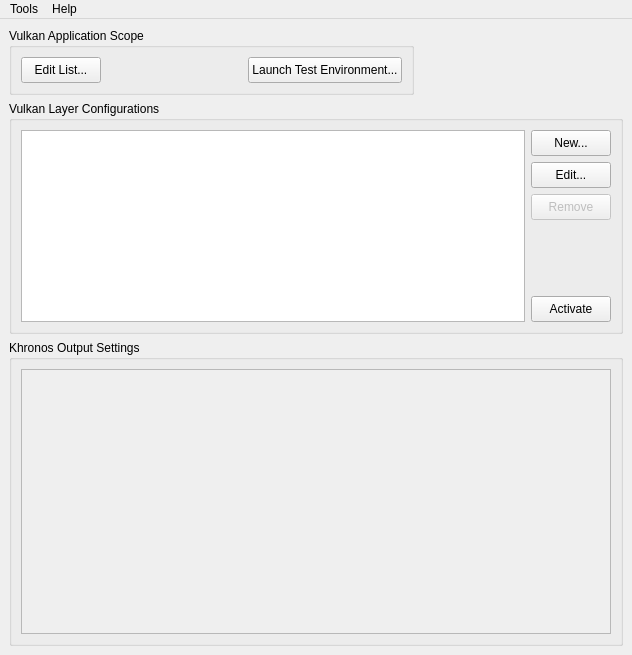
Above: vkconfig/mainwindow.ui from LunarG/VulkanTools before the change. Below: the same form after it.
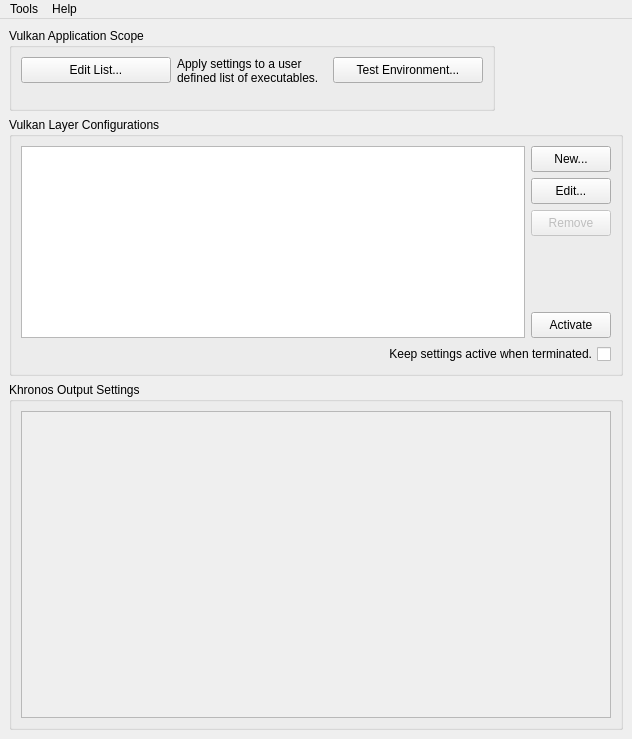
That is the form after the change. Icons and pictures are not drawn.

```diff
--- a/vkconfig/mainwindow.ui
+++ b/vkconfig/mainwindow.ui
@@ -7,7 +7,7 @@
     <x>0</x>
     <y>0</y>
     <width>632</width>
-    <height>655</height>
+    <height>739</height>
    </rect>
   </property>
   <property name="minimumSize">
@@ -64,44 +64,6 @@
          </property>
         </widget>
        </item>
-       <item row="1" column="1">
-        <widget class="QPushButton" name="pushButtonEdit">
-         <property name="minimumSize">
-          <size>
-           <width>76</width>
-           <height>26</height>
-          </size>
-         </property>
-         <property name="maximumSize">
-          <size>
-           <width>98</width>
-           <height>16777215</height>
-          </size>
-         </property>
-         <property name="text">
-          <string>Edit...</string>
-         </property>
-        </widget>
-       </item>
-       <item row="0" column="1">
-        <widget class="QPushButton" name="pushButtonNewProfile">
-         <property name="minimumSize">
-          <size>
-           <width>76</width>
-           <height>26</height>
-          </size>
-         </property>
-         <property name="maximumSize">
-          <size>
-           <width>98</width>
-           <height>16777215</height>
-          </size>
-         </property>
-         <property name="text">
-          <string>New...</string>
-         </property>
-        </widget>
-       </item>
        <item row="0" column="0" rowspan="5">
         <widget class="QListWidget" name="listWidgetProfiles">
          <property name="sizePolicy">
@@ -121,6 +83,25 @@
          </property>
         </widget>
        </item>
+       <item row="0" column="1">
+        <widget class="QPushButton" name="pushButtonNewProfile">
+         <property name="minimumSize">
+          <size>
+           <width>76</width>
+           <height>26</height>
+          </size>
+         </property>
+         <property name="maximumSize">
+          <size>
+           <width>98</width>
+           <height>16777215</height>
+          </size>
+         </property>
+         <property name="text">
+          <string>New...</string>
+         </property>
+        </widget>
+       </item>
        <item row="4" column="1">
         <widget class="QPushButton" name="pushButtonActivate">
          <property name="minimumSize">
@@ -140,6 +121,35 @@
          </property>
         </widget>
        </item>
+       <item row="1" column="1">
+        <widget class="QPushButton" name="pushButtonEdit">
+         <property name="minimumSize">
+          <size>
+           <width>76</width>
+           <height>26</height>
+          </size>
+         </property>
+         <property name="maximumSize">
+          <size>
+           <width>98</width>
+           <height>16777215</height>
+          </size>
+         </property>
+         <property name="text">
+          <string>Edit...</string>
+         </property>
+        </widget>
+       </item>
+       <item row="5" column="0" colspan="2">
+        <widget class="QCheckBox" name="checkBoxKeepActive">
+         <property name="layoutDirection">
+          <enum>Qt::RightToLeft</enum>
+         </property>
+         <property name="text">
+          <string>Keep settings active when terminated.</string>
+         </property>
+        </widget>
+       </item>
       </layout>
      </widget>
     </item>
@@ -188,7 +198,7 @@
             <x>0</x>
             <y>0</y>
             <width>592</width>
-            <height>266</height>
+            <height>310</height>
            </rect>
           </property>
           <layout class="QHBoxLayout" name="horizontalLayout_3"/>
@@ -202,16 +212,66 @@
      <widget class="QGroupBox" name="groupBox_2">
       <property name="sizePolicy">
        <sizepolicy hsizetype="Preferred" vsizetype="Preferred">
-        <horstretch>2</horstretch>
+        <horstretch>4</horstretch>
         <verstretch>0</verstretch>
        </sizepolicy>
       </property>
+      <property name="maximumSize">
+       <size>
+        <width>16777215</width>
+        <height>100</height>
+       </size>
+      </property>
       <property name="title">
        <string>Vulkan Application Scope</string>
       </property>
-      <layout class="QHBoxLayout" name="horizontalLayout_2">
-       <item>
+      <layout class="QGridLayout" name="gridLayout_3">
+       <item row="0" column="3">
+        <widget class="QPushButton" name="pushButtonLaunch">
+         <property name="sizePolicy">
+          <sizepolicy hsizetype="Minimum" vsizetype="Fixed">
+           <horstretch>0</horstretch>
+           <verstretch>0</verstretch>
+          </sizepolicy>
+         </property>
+         <property name="minimumSize">
+          <size>
+           <width>75</width>
+           <height>26</height>
+          </size>
+         </property>
+         <property name="text">
+          <string>Test Environment...</string>
+         </property>
+        </widget>
+       </item>
+       <item row="0" column="2" rowspan="2">
+        <widget class="QLabel" name="label_2">
+         <property name="maximumSize">
+          <size>
+           <width>200</width>
+           <height>16777215</height>
+          </size>
+         </property>
+         <property name="text">
+          <string>Apply settings to a user defined list of executables.</string>
+         </property>
+         <property name="alignment">
+          <set>Qt::AlignLeading|Qt::AlignLeft|Qt::AlignTop</set>
+         </property>
+         <property name="wordWrap">
+          <bool>true</bool>
+         </property>
+        </widget>
+       </item>
+       <item row="0" column="1">
         <widget class="QPushButton" name="pushButtonAppList">
+         <property name="sizePolicy">
+          <sizepolicy hsizetype="Minimum" vsizetype="Fixed">
+           <horstretch>0</horstretch>
+           <verstretch>0</verstretch>
+          </sizepolicy>
+         </property>
          <property name="minimumSize">
           <size>
            <width>75</width>
@@ -223,32 +283,6 @@
          </property>
         </widget>
        </item>
-       <item>
-        <spacer name="horizontalSpacer">
-         <property name="orientation">
-          <enum>Qt::Horizontal</enum>
-         </property>
-         <property name="sizeHint" stdset="0">
-          <size>
-           <width>40</width>
-           <height>20</height>
-          </size>
-         </property>
-        </spacer>
-       </item>
-       <item>
-        <widget class="QPushButton" name="pushButtonLaunch">
-         <property name="minimumSize">
-          <size>
-           <width>75</width>
-           <height>26</height>
-          </size>
-         </property>
-         <property name="text">
-          <string>Launch Test Environment...</string>
-         </property>
-        </widget>
-       </item>
       </layout>
      </widget>
     </item>
```
